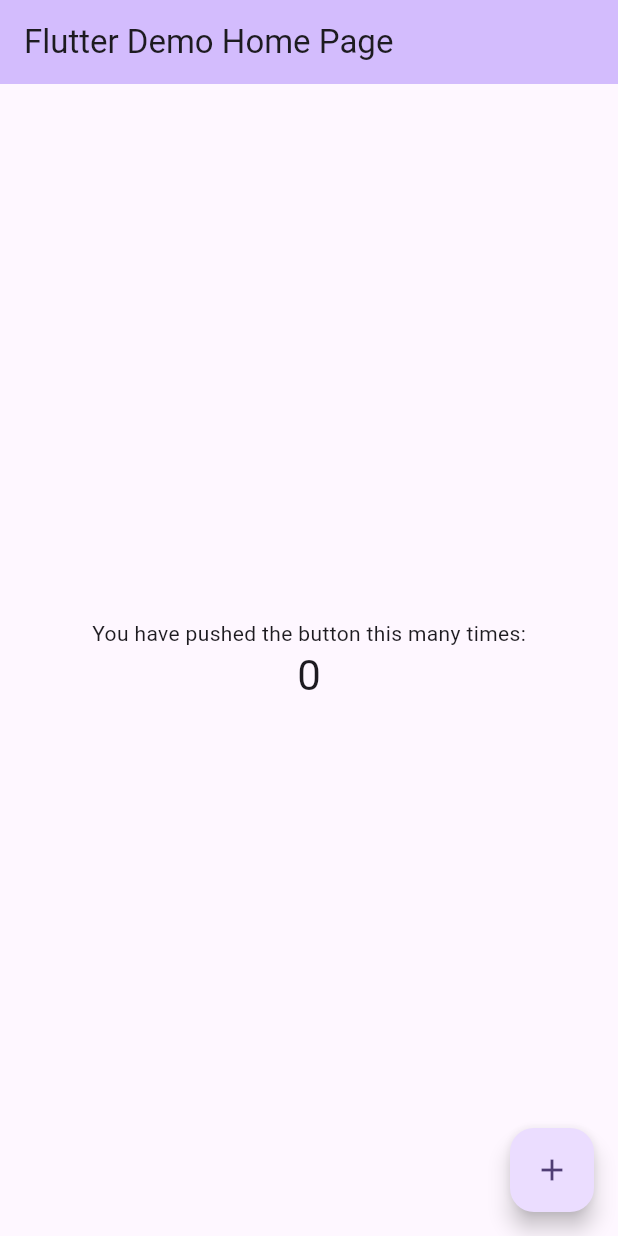
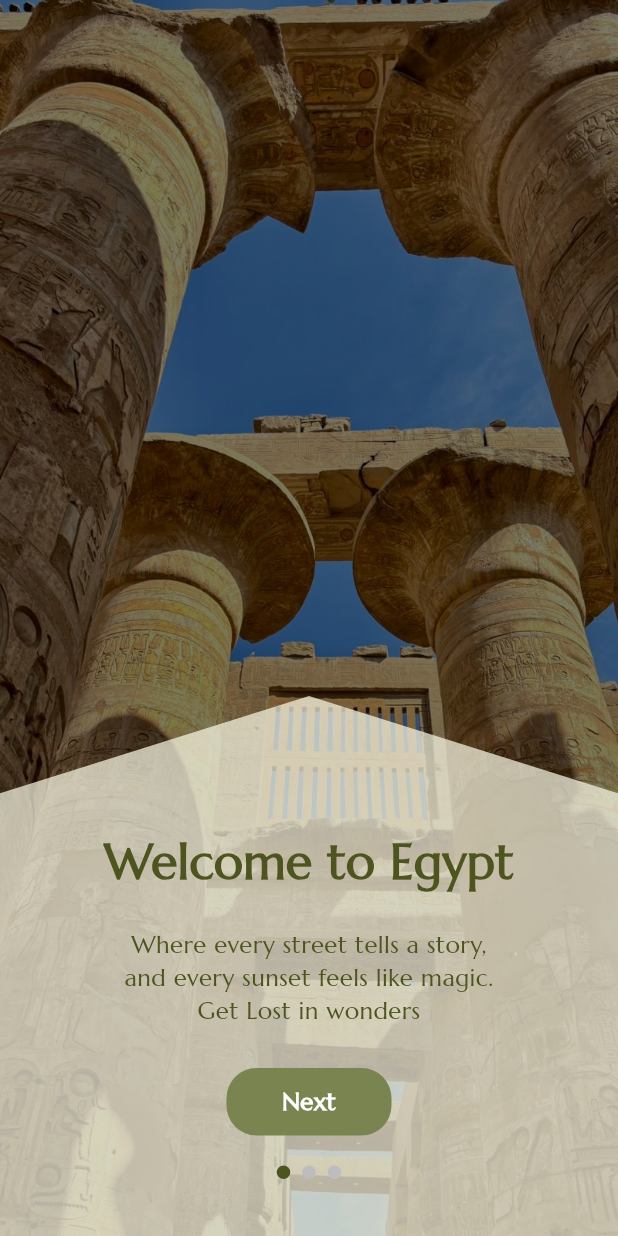
Before and after one commit to fagerhu03/lost_in_egypt, a Flutter app: the screen it shows after launch, on a phone screen of 412 x 824 dp. Run offline on Flutter 3.47's test engine with Material 3 defaults, Android fonts, the phone set to English and light mode, and no system bars.

Commit message:
onboarding

```diff
--- /dev/null
+++ b/lib/feature/onboarding/onboarding_page.dart
@@ -0,0 +1,135 @@
+import 'package:flutter/material.dart';
+
+class OnboardingPage extends StatelessWidget {
+  final String image;
+  final String title;
+  final String subtitle;
+  final int index;
+  final VoidCallback onNext;
+
+  const OnboardingPage({
+    super.key,
+    required this.image,
+    required this.title,
+    required this.subtitle,
+    required this.index,
+    required this.onNext,
+  });
+
+  @override
+  Widget build(BuildContext context) {
+    return Stack(
+      children: [
+        Positioned.fill(
+          child: Image.asset(
+            image,
+            fit: BoxFit.cover,
+            color: Colors.black.withOpacity(0.5), // Adjust opacity to make it darker or lighter
+            colorBlendMode: BlendMode.darken,
+          ),
+        ),
+
+        Align(
+          alignment: Alignment.bottomCenter,
+          child: ClipPath(
+            clipper: TriangleClipper(),
+            child: Container(
+              height: 360,
+              width: double.infinity,
+              color: const Color(0xffFCFBE8).withOpacity(0.7),
+              padding: const EdgeInsets.symmetric(horizontal: 30),
+              child: Column(
+                mainAxisAlignment: MainAxisAlignment.center,
+                children: [
+                  const SizedBox(height: 50),
+                  Text(
+                    title,
+                    textAlign: TextAlign.center,
+                    style: const TextStyle(
+                      fontSize: 32,
+                      fontWeight: FontWeight.w700,fontFamily: "Marcellus",
+                      color: Color(0xFF4D5420),
+                    ),
+                  ),
+                  const SizedBox(height: 20),
+                  Text(
+                    subtitle,
+                    textAlign: TextAlign.center,
+                    style: const TextStyle(
+                      fontSize: 16,
+                      height: 1.4,
+                      fontFamily: "Marcellus",
+                      color: Color(0xFF4D5420),
+                    ),
+                  ),
+                  const SizedBox(height: 28),
+
+                  // NEXT BUTTON
+                  GestureDetector(
+                    onTap: onNext,
+                    child: Container(
+                      width: 110,
+                      height: 45,
+                      decoration: BoxDecoration(
+                        color: const Color(0xFF7A8450),
+                        borderRadius: BorderRadius.circular(20),
+                      ),
+                      child: const Center(
+                        child: Text(
+                          "Next",
+                          style: TextStyle(
+                            color: Colors.white,
+                            fontSize: 16,
+                            fontFamily: "Marcellus",
+                            fontWeight: FontWeight.w700,
+                          ),
+                        ),
+                      ),
+                    ),
+                  ),
+
+                  const SizedBox(height: 20),
+                  _dots(index),
+                ],
+              ),
+            ),
+          ),
+        ),
+      ],
+    );
+  }
+
+  Widget _dots(int active) {
+    return Row(
+      mainAxisAlignment: MainAxisAlignment.center,
+      children: List.generate(3, (i) {
+        return Container(
+          margin: const EdgeInsets.symmetric(horizontal: 4),
+          width: 9,
+          height: 9,
+          decoration: BoxDecoration(
+            color:
+            active == i ? const Color(0xFF4D5420) : Colors.grey.shade400,
+            shape: BoxShape.circle,
+          ),
+        );
+      }),
+    );
+  }
+}
+
+class TriangleClipper extends CustomClipper<Path> {
+  @override
+  Path getClip(Size size) {
+    Path path = Path();
+    path.lineTo(0, size.height * 0.18);
+    path.lineTo(size.width / 2, 0);
+    path.lineTo(size.width, size.height * 0.18);
+    path.lineTo(size.width, size.height);
+    path.lineTo(0, size.height);
+    return path;
+  }
+
+  @override
+  bool shouldReclip(covariant CustomClipper<Path> oldClipper) => false;
+}
--- /dev/null
+++ b/lib/feature/onboarding/onboarding_screen.dart
@@ -0,0 +1,64 @@
+import 'package:flutter/material.dart';
+import 'package:lost_in_egypt/feature/onboarding/start_screen.dart';
+
+import 'onboarding_page.dart';
+
+class OnboardingScreen extends StatefulWidget {
+  const OnboardingScreen({super.key});
+
+  @override
+  State<OnboardingScreen> createState() => _OnboardingScreenState();
+}
+
+class _OnboardingScreenState extends State<OnboardingScreen> {
+  int pageIndex = 0;
+
+  final pagesData = [
+    {
+      "image": "assets/onboarding/onboard1.jpg",
+      "title": "Welcome to Egypt",
+      "subtitle":
+          "Where every street tells a story,\nand every sunset feels like magic.\nGet Lost in wonders",
+    },
+    {
+      "image": "assets/onboarding/onboard2.jpg",
+      "title": "Plan Your Trip\nwith Ease",
+      "subtitle":
+          "Organize your itinerary, apply for your visa,\nand book unique experiences and events\nacross Egypt effortlessly",
+    },
+    {
+      "image": "assets/onboarding/onboard3.jpg",
+      "title": "Your Adventure\nStart!",
+      "subtitle":
+          "You're all set! Begin your adventure and\nexplore Egypt like never before.",
+    },
+  ];
+
+  void goNext() {
+    if (pageIndex < 2) {
+      setState(() {
+        pageIndex++;
+      });
+    } else {
+      // هنا تروحي للصفحة الأساسية
+      Navigator.pushReplacement(
+        context,
+        MaterialPageRoute(builder: (context) => const StartScreen()),
+      );
+    }
+  }
+
+  @override
+  Widget build(BuildContext context) {
+    final current = pagesData[pageIndex];
+    return Scaffold(
+      body: OnboardingPage(
+        image: current["image"]!,
+        title: current["title"]!,
+        subtitle: current["subtitle"]!,
+        index: pageIndex,
+        onNext: goNext,
+      ),
+    );
+  }
+}
--- /dev/null
+++ b/lib/feature/onboarding/start_screen.dart
@@ -0,0 +1,70 @@
+import 'package:flutter/material.dart';
+
+class StartScreen extends StatelessWidget {
+  const StartScreen({super.key});
+
+  @override
+  Widget build(BuildContext context) {
+    return Scaffold(
+      backgroundColor: const Color(0xFFE4D8B4), // beige background
+      body: Stack(
+        children: [
+          // Full Image
+          Positioned.fill(
+            child: Image.asset(
+              "assets/onboarding/start_screen.png",
+              fit: BoxFit.cover,
+              color: Colors.black.withOpacity(0.5),
+              colorBlendMode: BlendMode.darken,
+            ),
+          ),
+
+          // Text + Button
+          Positioned(
+            top: 180,
+            left: 0,
+            right: 0,
+            child: Image.asset(
+              "assets/logo/logo_light.png",
+              height: 200, // Adjust height as needed
+            ),
+          ),
+
+          // Button at bottom
+          Positioned(
+            bottom: 120,
+            left: 0,
+            right: 0,
+            child: Center(
+              child: GestureDetector(
+                onTap: () {
+                  // TODO: Go to Home or Main App
+                },
+                child: Container(
+                  width: 260,
+                  height: 55,
+                  decoration: BoxDecoration(
+                    color: const Color(0xFFD6A00F),
+                    borderRadius: BorderRadius.circular(10),
+                  ),
+                  child: const Center(
+                    child: Text(
+                      "START EXPLORING",
+                      style: TextStyle(
+                        color: Colors.black87,
+                        fontWeight: FontWeight.w600,
+                        fontFamily: "Marcellus",
+                        letterSpacing: 1.2,
+                        fontSize: 16,
+                      ),
+                    ),
+                  ),
+                ),
+              ),
+            ),
+          ),
+        ],
+      ),
+    );
+  }
+}
--- a/lib/main.dart
+++ b/lib/main.dart
@@ -1,4 +1,5 @@
 import 'package:flutter/material.dart';
+import 'feature/onboarding/onboarding_screen.dart';
 
 void main() {
   runApp(const MyApp());
@@ -7,116 +8,11 @@ void main() {
 class MyApp extends StatelessWidget {
   const MyApp({super.key});
 
-  // This widget is the root of your application.
   @override
   Widget build(BuildContext context) {
     return MaterialApp(
-      title: 'Flutter Demo',
-      theme: ThemeData(
-        // This is the theme of your application.
-        //
-        // TRY THIS: Try running your application with "flutter run". You'll see
-        // the application has a purple toolbar. Then, without quitting the app,
-        // try changing the seedColor in the colorScheme below to Colors.green
-        // and then invoke "hot reload" (save your changes or press the "hot
-        // reload" button in a Flutter-supported IDE, or press "r" if you used
-        // the command line to start the app).
-        //
-        // Notice that the counter didn't reset back to zero; the application
-        // state is not lost during the reload. To reset the state, use hot
-        // restart instead.
-        //
-        // This works for code too, not just values: Most code changes can be
-        // tested with just a hot reload.
-        colorScheme: ColorScheme.fromSeed(seedColor: Colors.deepPurple),
-      ),
-      home: const MyHomePage(title: 'Flutter Demo Home Page'),
+      debugShowCheckedModeBanner: false,
+      home: const OnboardingScreen(),
     );
   }
 }
-
-class MyHomePage extends StatefulWidget {
-  const MyHomePage({super.key, required this.title});
-
-  // This widget is the home page of your application. It is stateful, meaning
-  // that it has a State object (defined below) that contains fields that affect
-  // how it looks.
-
-  // This class is the configuration for the state. It holds the values (in this
-  // case the title) provided by the parent (in this case the App widget) and
-  // used by the build method of the State. Fields in a Widget subclass are
-  // always marked "final".
-
-  final String title;
-
-  @override
-  State<MyHomePage> createState() => _MyHomePageState();
-}
-
-class _MyHomePageState extends State<MyHomePage> {
-  int _counter = 0;
-
-  void _incrementCounter() {
-    setState(() {
-      // This call to setState tells the Flutter framework that something has
-      // changed in this State, which causes it to rerun the build method below
-      // so that the display can reflect the updated values. If we changed
-      // _counter without calling setState(), then the build method would not be
-      // called again, and so nothing would appear to happen.
-      _counter++;
-    });
-  }
-
-  @override
-  Widget build(BuildContext context) {
-    // This method is rerun every time setState is called, for instance as done
-    // by the _incrementCounter method above.
-    //
-    // The Flutter framework has been optimized to make rerunning build methods
-    // fast, so that you can just rebuild anything that needs updating rather
-    // than having to individually change instances of widgets.
-    return Scaffold(
-      appBar: AppBar(
-        // TRY THIS: Try changing the color here to a specific color (to
-        // Colors.amber, perhaps?) and trigger a hot reload to see the AppBar
-        // change color while the other colors stay the same.
-        backgroundColor: Theme.of(context).colorScheme.inversePrimary,
-        // Here we take the value from the MyHomePage object that was created by
-        // the App.build method, and use it to set our appbar title.
-        title: Text(widget.title),
-      ),
-      body: Center(
-        // Center is a layout widget. It takes a single child and positions it
-        // in the middle of the parent.
-        child: Column(
-          // Column is also a layout widget. It takes a list of children and
-          // arranges them vertically. By default, it sizes itself to fit its
-          // children horizontally, and tries to be as tall as its parent.
-          //
-          // Column has various properties to control how it sizes itself and
-          // how it positions its children. Here we use mainAxisAlignment to
-          // center the children vertically; the main axis here is the vertical
-          // axis because Columns are vertical (the cross axis would be
-          // horizontal).
-          //
-          // TRY THIS: Invoke "debug painting" (choose the "Toggle Debug Paint"
-          // action in the IDE, or press "p" in the console), to see the
-          // wireframe for each widget.
-          mainAxisAlignment: MainAxisAlignment.center,
-          children: <Widget>[
-            const Text('You have pushed the button this many times:'),
-            Text(
-              '$_counter',
-              style: Theme.of(context).textTheme.headlineMedium,
-            ),
-          ],
-        ),
-      ),
-      floatingActionButton: FloatingActionButton(
-        onPressed: _incrementCounter,
-        tooltip: 'Increment',
-        child: const Icon(Icons.add),
-      ), // This trailing comma makes auto-formatting nicer for build methods.
-    );
-  }
-}
```
Also changed, not shown: pubspec.yaml (+10 -14 lines), assets/fonts/Marcellus-Regular.ttf (added), assets/logo/logo_light.png (added), assets/onboarding/onboard1.jpg (added), assets/onboarding/onboard2.jpg (added), assets/onboarding/onboard3.jpg (added), assets/onboarding/start_screen.png (added).
